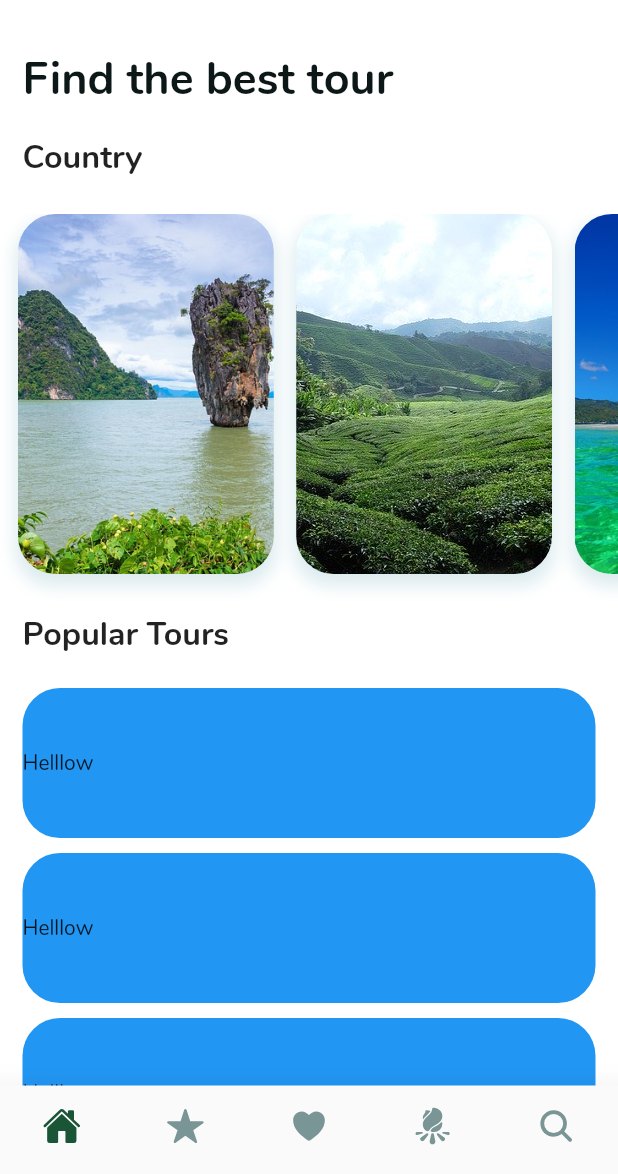
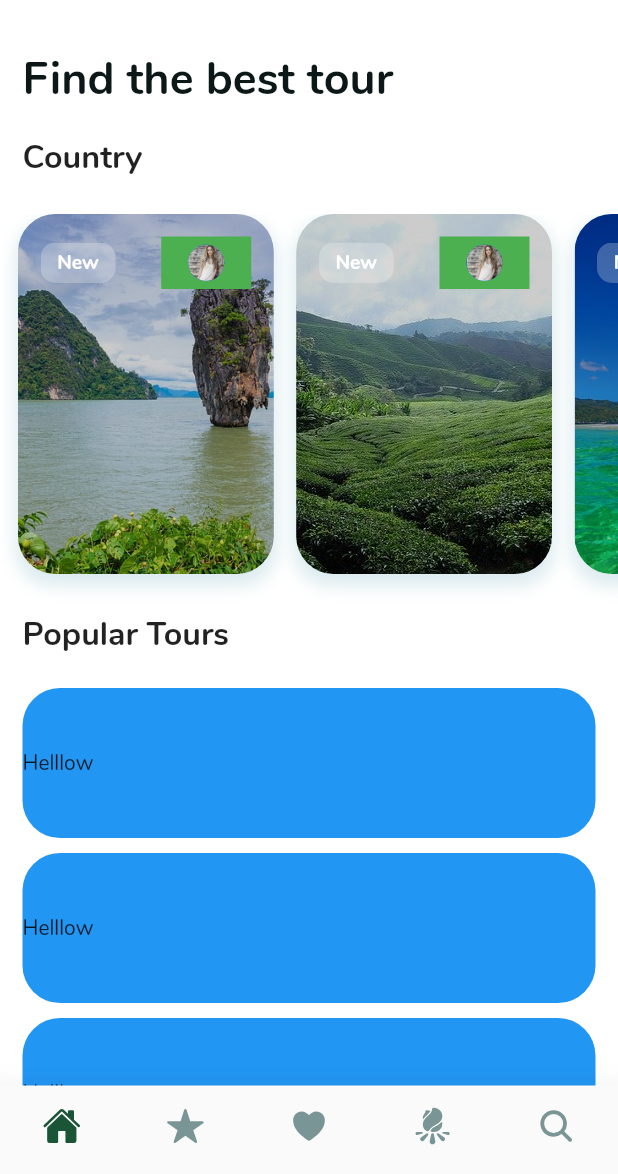
Before and after one commit to ys-sherzad/travel_app, a Flutter app: the screen it shows after launch, on a phone screen of 412 x 824 dp, the part 62-1236 px from its top. Run offline on Flutter 3.47's test engine with Material 2 defaults, Android fonts, the phone set to English and light mode, and no system bars; our stand-ins replace flutter_vector_icons, google_fonts.

Commit message:
add overlapped profile images

```diff
--- a/lib/src/home.dart
+++ b/lib/src/home.dart
@@ -1,6 +1,9 @@
 import 'package:flutter/material.dart';
+import 'dart:ui';
+
 // import 'package:flutter_feather_icons/flutter_feather_icons.dart';
 import 'package:flutter_vector_icons/flutter_vector_icons.dart';
+import 'repo/User.dart';
 import 'utils/ColorLib.dart';
 import 'repo/data.dart';
 import 'repo/Tour.dart';
@@ -15,6 +18,7 @@ class Home extends StatefulWidget {
 
 class _HomeState extends State<Home> {
   int _selectedIndex = 0;
+  final overlap = 10.0;
 
   void _onTabPressed(int index) {
     setState(() {
@@ -22,12 +26,57 @@ class _HomeState extends State<Home> {
     });
   }
 
+  // List<Widget> stackLayers = List<Widget>.generate(items.length, (index) {
+  //     return Padding(
+  //       padding: EdgeInsets.fromLTRB(index.toDouble() * overlap, 0, 0, 0),
+  //       child: items[index],
+  //     );
+  //   });
+
+  List<Widget> _buildOverlappedAvatars(List<User> users) {
+    return List.generate(users.length, (index) {
+      return Positioned(
+        // left: index * 16.0,
+        child: CircleAvatar(
+          radius: 12.0,
+          backgroundImage: AssetImage(users[index].profileImage),
+        ),
+      );
+    });
+  }
+
+  // var i = 0;
+  // return users.map((user) {
+  //   i++;
+  // return Positioned(
+  //   height: 10.0,
+  //   width: 10.0,
+  //   left: i * 10.0,
+  //   child: Container(
+  //     height: 10.0,
+  //     width: 10.0,
+  //     color: i == 1 ? Colors.red : i == 2 ? Colors.green : Colors.blue,
+  //   ),
+  //   );
+  // }).toList();
+
+  // List<User> stackLayers = List<User>.generate(users.length, (index) {
+  //   return Padding(
+  //     padding: EdgeInsets.fromLTRB(index.toDouble() * overlap, 0, 0, 0),
+  //     child: users[index],
+  //     );
+  // });
+
   Widget _buildTourItem(List<Tour> collection, int index) {
     return AspectRatio(
       aspectRatio: tourRatio,
       child: Container(
         margin: EdgeInsets.only(right: cMargin),
+        decoration: BoxDecoration(
+          borderRadius: BorderRadius.circular(25.0),
+        ),
         child: Stack(
+          // overflow: Overflow.visible,
           children: [
             Container(
               height: 240.0,
@@ -44,8 +93,57 @@ class _HomeState extends State<Home> {
                     blurRadius: 9,
                     offset: Offset(0, 6),
                   )
-                  ]),
-            )
+                ],
+              ),
+              child: Container(
+                decoration: BoxDecoration(
+                  borderRadius: BorderRadius.circular(25.0),
+                  color: Colors.black.withOpacity(0.2),
+                ),
+              ),
+            ),
+            Align(
+              alignment: Alignment.topCenter,
+              child: Padding(
+                padding: const EdgeInsets.all(15.0),
+                child: Row(
+                  mainAxisAlignment: MainAxisAlignment.spaceBetween,
+                  children: [
+                    ClipRect(
+                      child: BackdropFilter(
+                        filter: ImageFilter.blur(sigmaX: 1, sigmaY: 1),
+                        child: Container(
+                          width: 50.0,
+                          height: 27.0,
+                          decoration: BoxDecoration(
+                              borderRadius: BorderRadius.circular(10),
+                              color: Colors.grey[50].withOpacity(0.25)),
+                          child: Center(
+                            child: Text(
+                              'New',
+                              style: TextStyle(
+                                  color: Colors.white,
+                                  fontWeight: FontWeight.bold,
+                                  fontSize: 13.0),
+                            ),
+                          ),
+                        ),
+                      ),
+                    ),
+                    Container(
+                      width: 60.0,
+                      height: 35.0,
+                      color: Colors.green,
+                      child: Stack(
+                        alignment: Alignment.center,
+                        children:
+                            _buildOverlappedAvatars(collection[index].users),
+                      ),
+                    ),
+                  ],
+                ),
+              ),
+            ),
           ],
         ),
       ),
--- a/lib/src/repo/data.dart
+++ b/lib/src/repo/data.dart
@@ -12,7 +12,8 @@ class Tours {
         img: 'assets/images/thailand.jpg',
         users: [
           new User(profileImage: 'assets/images/person1.jpg'),
-          new User(profileImage: 'assets/images/person2.jpg'),
+          new User(profileImage: 'assets/images/person3.jpg'),
+          new User(profileImage: 'assets/images/person4.jpg'),
         ]),
     new Tour(
         name: 'Malaysia',
@@ -22,7 +23,7 @@ class Tours {
         price: 254.5,
         img: 'assets/images/malaysia.jpg',
         users: [
-          new User(profileImage: 'assets/images/person5.jpg'),
+          new User(profileImage: 'assets/images/person1.jpg'),
           new User(profileImage: 'assets/images/person4.jpg'),
         ]),
     new Tour(
@@ -33,8 +34,8 @@ class Tours {
         price: 254.5,
         img: 'assets/images/dominican.jpg',
         users: [
-          new User(profileImage: 'assets/images/person5.jpg'),
-          new User(profileImage: 'assets/images/person4.jpg'),
+          new User(profileImage: 'assets/images/person2.jpg'),
+          new User(profileImage: 'assets/images/person3.jpg'),
         ]),
     new Tour(
         name: 'Cambodia',
@@ -44,7 +45,7 @@ class Tours {
         price: 254.5,
         img: 'assets/images/cambodia.jpg',
         users: [
-          new User(profileImage: 'assets/images/person5.jpg'),
+          new User(profileImage: 'assets/images/person3.jpg'),
           new User(profileImage: 'assets/images/person4.jpg'),
         ]),
     new Tour(
@@ -55,7 +56,7 @@ class Tours {
         price: 254.5,
         img: 'assets/images/vietnam.jpg',
         users: [
-          new User(profileImage: 'assets/images/person5.jpg'),
+          new User(profileImage: 'assets/images/person1.jpg'),
           new User(profileImage: 'assets/images/person4.jpg'),
         ]),
   ];
```
Lines whose indentation alone changed are shown as unchanged.
